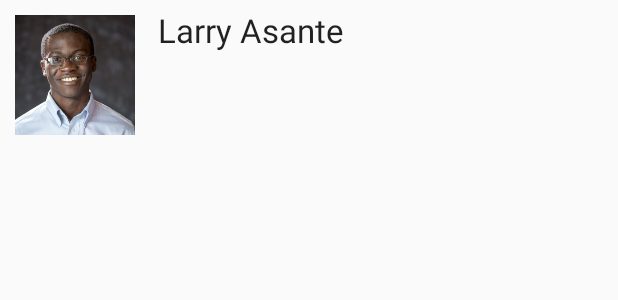
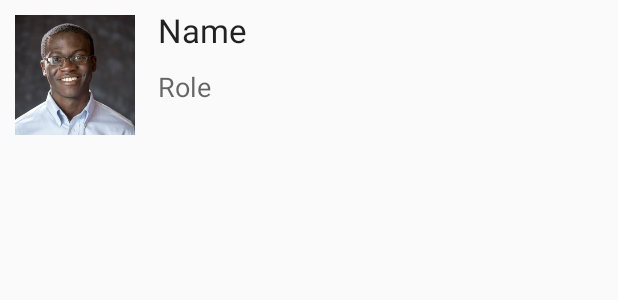
Before and after one commit to zsusag/AppDevDirectory, an Android app: the layout list_item.xml on its own in the app's theme, with its tools: preview values and no code run, on a phone screen of 412 x 824 dp. Shown: the top 300 px of the screen. Run offline under Robolectric (Android 15) with nearby library versions, the phone set to English and light mode, and no system bars; network calls fail.

Commit message:
Parse role data into new TextView

```diff
--- a/app/src/main/java/edu/appdev/appdevdirectory/ProfileAdapter.java
+++ b/app/src/main/java/edu/appdev/appdevdirectory/ProfileAdapter.java
@@ -18,6 +18,7 @@ public class ProfileAdapter extends ArrayAdapter {
 
     private ArrayList<HashMap<String, String>> mData;
     private TextView mNameText;
+    private TextView mRoleText;
     private ImageView mProfileImage;
 
 
@@ -40,10 +41,12 @@ public class ProfileAdapter extends ArrayAdapter {
 
         // Set data dynamically
         mNameText = (TextView) convertView.findViewById(R.id.nameTextView);
+        mRoleText = (TextView) convertView.findViewById(R.id.roleTextView);
         mProfileImage = (ImageView) convertView.findViewById(R.id.profileImageView);
         HashMap<String, String> item = mData.get(position);
         String url = item.get("image");
         mNameText.setText(item.get("name"));
+        mRoleText.setText(item.get("role"));
         Picasso.with(getContext()).load(url).into(mProfileImage);
 
         return convertView;
--- a/app/src/main/res/layout/content_main.xml
+++ b/app/src/main/res/layout/content_main.xml
@@ -4,10 +4,6 @@
     xmlns:tools="http://schemas.android.com/tools"
     android:layout_width="match_parent"
     android:layout_height="match_parent"
-    android:paddingBottom="@dimen/activity_vertical_margin"
-    android:paddingLeft="@dimen/activity_horizontal_margin"
-    android:paddingRight="@dimen/activity_horizontal_margin"
-    android:paddingTop="@dimen/activity_vertical_margin"
     app:layout_behavior="@string/appbar_scrolling_view_behavior"
     tools:context="edu.appdev.appdevdirectory.MainActivity"
     tools:showIn="@layout/activity_main"
--- a/app/src/main/res/layout/list_item.xml
+++ b/app/src/main/res/layout/list_item.xml
@@ -11,11 +11,27 @@
         android:src="@drawable/larry"
         android:padding="10dp" />
 
+
+    <LinearLayout
+        android:orientation="vertical"
+        android:layout_width="match_parent"
+        android:layout_height="match_parent">
+
         <TextView
             android:layout_width="wrap_content"
             android:layout_height="wrap_content"
             android:textAppearance="?android:attr/textAppearanceLarge"
-        android:text="Larry Asante"
+            android:text="Name"
             android:id="@+id/nameTextView"
             android:padding="5dp" />
+        <TextView
+            android:layout_width="wrap_content"
+            android:layout_height="wrap_content"
+            android:textAppearance="?android:attr/textAppearanceMedium"
+            android:text="Role"
+            android:id="@+id/roleTextView"
+            android:padding="5dp"/>
     </LinearLayout>
+
+
+</LinearLayout>
```
Lines whose indentation alone changed are shown as unchanged.
